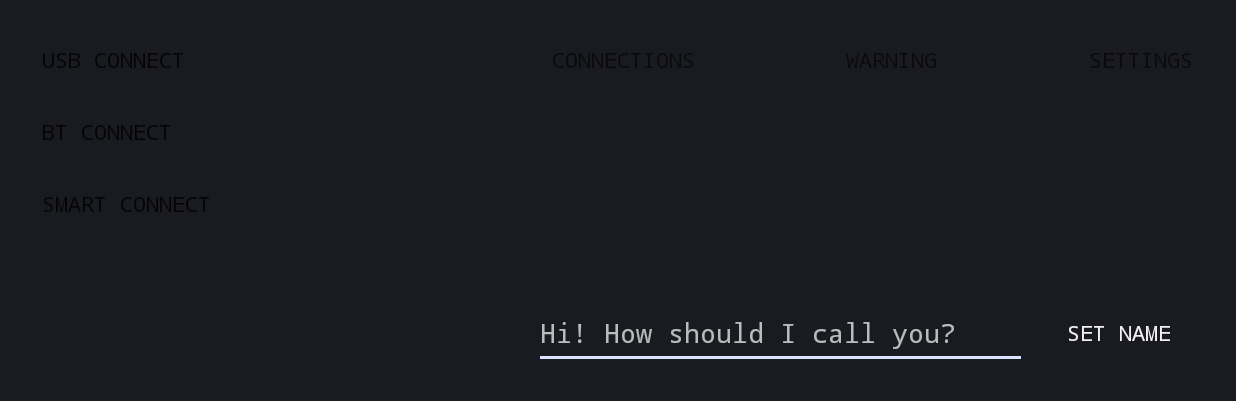
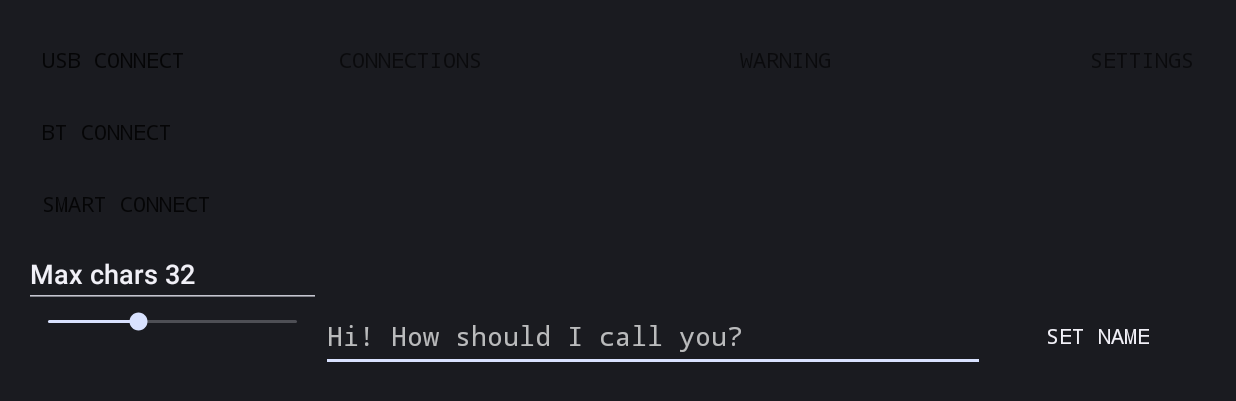
Before and after one commit to Developkings/Project_OUVER, an Android app: the screen it shows after launch (OuverActivity), after a tap on "CONNECTIONS", on a phone screen of 824 x 412 dp (held sideways). Shown: the top 401 px of the screen. Run offline under Robolectric (Android 15) with nearby library versions, the phone set to English and light mode, and no system bars; libraries missing offline, so code that uses them is left out: app.akexorcist.bluetotohspp, com.physicaloid.lib, org.vosk, org.vosk.android; 5 statements that could not run were skipped.

Commit message:
Updated version with smartband support
Now you can adjust the number of characters displayed each time

```diff
--- a/Current Version/ouver_offline_beta/app/src/main/java/org/ouver/demo/OuverActivity.java
+++ b/Current Version/ouver_offline_beta/app/src/main/java/org/ouver/demo/OuverActivity.java
@@ -39,9 +39,11 @@ import android.view.MenuInflater;
 import android.view.MenuItem;
 import android.view.View;
 import android.widget.Button;
+import android.widget.SeekBar;
 import android.widget.TextView;
 import android.widget.Toast;
 import android.widget.ToggleButton;
+import android.widget.SeekBar.OnSeekBarChangeListener;
 
 import androidx.annotation.NonNull;
 import androidx.core.app.ActivityCompat;
@@ -61,6 +63,7 @@ import org.vosk.Recognizer;
 import org.vosk.android.RecognitionListener;
 import org.vosk.android.SpeechService;
 import org.vosk.android.SpeechStreamService;
+import org.w3c.dom.Text;
 
 import java.io.File;
 import java.io.IOException;
@@ -110,9 +113,10 @@ public class OuverActivity extends Activity implements
     private String userName;
 
 
+
     public static final String mypreference = "mypref";
     public static final String Name = "nameKey";
-    public static final String CharsNumber = "charsnumber";
+    public static int CharsNumber;
 
 
     int counterfinal = 0;
@@ -129,6 +133,53 @@ public class OuverActivity extends Activity implements
         super.onCreate(state);
         setContentView(R.layout.main);
         getActionBar().hide();
+
+        SeekBar seekBar = findViewById(R.id.seek_bar);
+        seekBar.setMax(88); // Set the maximum value to 88 (which represents the range from 12 to 100)
+
+        SharedPreferences prefs = PreferenceManager.getDefaultSharedPreferences(getApplicationContext());
+        int savedProgressValue = prefs.getInt("progressValue", -1); // Retrieve the saved progress value, defaulting to -1 if no value is found
+
+        if (savedProgressValue != -1) { // Check if a saved progress value was found
+            seekBar.setProgress(savedProgressValue); // Set the progress of the seek bar to the saved value
+            CharsNumber = savedProgressValue;
+            TextView Charstext= findViewById(R.id.SetMaxCharsText);
+            Charstext.setText("Max chars" + " " + savedProgressValue);
+        } else {
+            seekBar.setProgress(32); // Set the progress to a default value if no saved value is found
+            CharsNumber = 32;
+            TextView Charstext= findViewById(R.id.SetMaxCharsText);
+            Charstext.setText("Max chars" + " " + 32);
+        }
+
+        seekBar.setOnSeekBarChangeListener(new OnSeekBarChangeListener() {
+            @Override
+            public void onProgressChanged(SeekBar seekBar, int progress, boolean fromUser) {
+                // Round the progress value to the nearest integer
+                int roundedProgress = Math.round(progress) + 12;
+                // Update the progress of the seek bar with the rounded value
+                seekBar.setProgress(roundedProgress);
+
+                CharsNumber = roundedProgress;
+                // Do something with the rounded progress value
+
+                TextView Charstext= findViewById(R.id.SetMaxCharsText);
+                Charstext.setText("Max chars" + " " + roundedProgress);
+                Log.d("SeekBar", "Progress: " + roundedProgress);
+            }
+
+            @Override
+            public void onStartTrackingTouch(SeekBar seekBar) {
+                // Do something when the user starts touching the seek bar
+            }
+
+            @Override
+            public void onStopTrackingTouch(SeekBar seekBar) {
+                SharedPreferences prefs = PreferenceManager.getDefaultSharedPreferences(getApplicationContext());
+                prefs.edit().putInt("progressValue", CharsNumber).apply();
+            }
+        });
+
 
 
         /* start notifications*/
@@ -800,10 +851,10 @@ if (istosend){
                 int txtLenght = txt.length();
 
 
-                if (txtLenght>62)
-                    while (txtLenght>62)  {
+                if (txtLenght>CharsNumber)
+                    while (txtLenght>CharsNumber)  {
                         /*get first 61 characters*/
-                        String cuttedTxtSubstring = txt.substring(0, 61);
+                        String cuttedTxtSubstring = txt.substring(0, (CharsNumber-1));
 
                         /*divide text into list of words dividing them in each space*/
                         String[] cuttedText = cuttedTxtSubstring.split("\\s+");
@@ -814,7 +865,7 @@ if (istosend){
                         /*get length of last word*/
                         int lastwordsize = lastword.length();
 
-                        char lastletter =cuttedTxtSubstring.charAt(60);
+                        char lastletter =cuttedTxtSubstring.charAt(CharsNumber-2);
 
 
                         if (lastletter == ' '){
@@ -822,7 +873,7 @@ if (istosend){
                         }
 
                         /*get beguinning of extended text*/
-                        int inicio = 61 - lastwordsize;
+                        int inicio = (CharsNumber-1) - lastwordsize;
 
 
 
@@ -1010,7 +1061,5 @@ public void playwarningAC(){
 }
 
 
-
-
     /*------------------------------------End-----------------------------*/
     }
--- a/Current Version/ouver_offline_beta/app/src/main/res/layout/main.xml
+++ b/Current Version/ouver_offline_beta/app/src/main/res/layout/main.xml
@@ -15,9 +15,9 @@
         android:id="@+id/settingsLL"
         android:layout_width="0dp"
         android:layout_height="match_parent"
-        android:layout_weight="2"
+        android:layout_weight="0.2"
         android:orientation="vertical"
-        tools:visibility="visible">
+        tools:visibility="gone">
 
         <Button
             android:id="@+id/usbconnectBT"
@@ -52,12 +52,27 @@
             android:textAlignment="viewStart"
             android:textColor="#CC000000" />
 
+        <EditText
+            android:id="@+id/SetMaxCharsText"
+            android:layout_width="match_parent"
+            android:layout_height="wrap_content"
+            android:ems="10"
+            android:inputType="textPersonName"
+            android:text="Max chars" />
+
+        <SeekBar
+            android:id="@+id/seek_bar"
+            android:layout_width="match_parent"
+            android:layout_height="wrap_content"
+            android:max="88"
+            android:progress="0" />
+
     </LinearLayout>
 
     <LinearLayout
-        android:layout_width="wrap_content"
+        android:layout_width="0dp"
         android:layout_height="match_parent"
-        android:layout_weight="0.4"
+        android:layout_weight="0.6"
         android:orientation="vertical">
 
         <LinearLayout
@@ -211,7 +226,7 @@
         android:id="@+id/callLL"
         android:layout_width="0dp"
         android:layout_height="match_parent"
-        android:layout_weight="2"
+        android:layout_weight="0.2"
         android:orientation="vertical"
         tools:visibility="gone">
 
```
